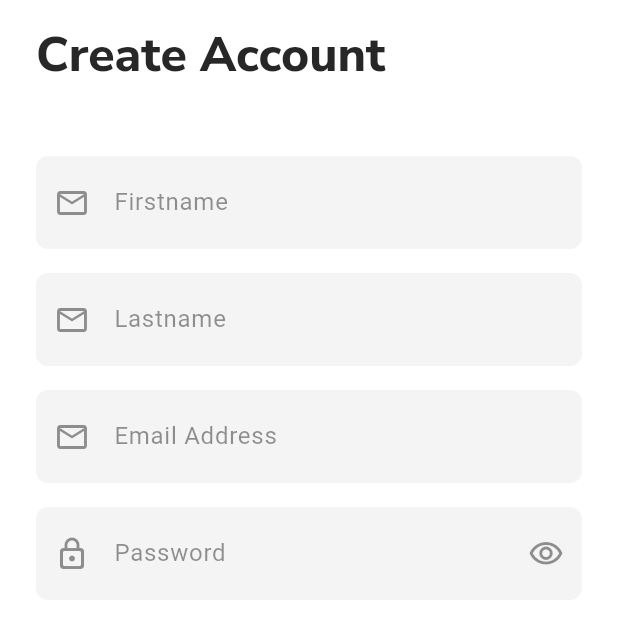
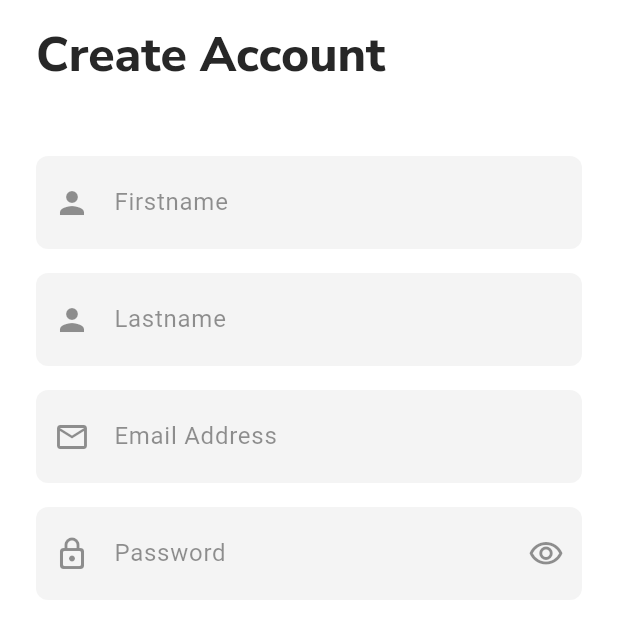
Before and after one commit to Bewizi/Clot-Ecommerce-, a Flutter app: the CreateAccount screen opened by its route, on a phone screen of 412 x 824 dp, the top half of it. Run offline on Flutter 3.47's test engine with Material 3 defaults, Android fonts, the phone set to English and light mode, and no system bars; our stand-ins replace bloc, device_preview, flutter_bloc, flutter_svg, go_router, google_fonts; generated files the repository leaves out were written again.

Commit message:
feat: update name field icons in CreateAccount page
- Change `prefixIcon` from `Icons.email_outlined` to `Icons.person` for the Firstname text field.
- Change `prefixIcon` from `Icons.email_outlined` to `Icons.person` for the Lastname text field.

```diff
--- a/lib/features/auth/presentation/pages/create_account/create_account.dart
+++ b/lib/features/auth/presentation/pages/create_account/create_account.dart
@@ -42,7 +42,7 @@ class _CreateAccountState extends State<CreateAccount> {
                 AppTextField(
                   hintText: 'Firstname',
                   controller: emailController,
-                  prefixIcon: const Icon(Icons.email_outlined),
+                  prefixIcon: const Icon(Icons.person),
                   validator: (value) {
                     if (value == null || value.isEmpty) {
                       return 'Please enter your firstname';
@@ -56,7 +56,7 @@ class _CreateAccountState extends State<CreateAccount> {
                 AppTextField(
                   hintText: 'Lastname',
                   controller: emailController,
-                  prefixIcon: const Icon(Icons.email_outlined),
+                  prefixIcon: const Icon(Icons.person),
                   validator: (value) {
                     if (value == null || value.isEmpty) {
                       return 'Please enter your lastname';
```
